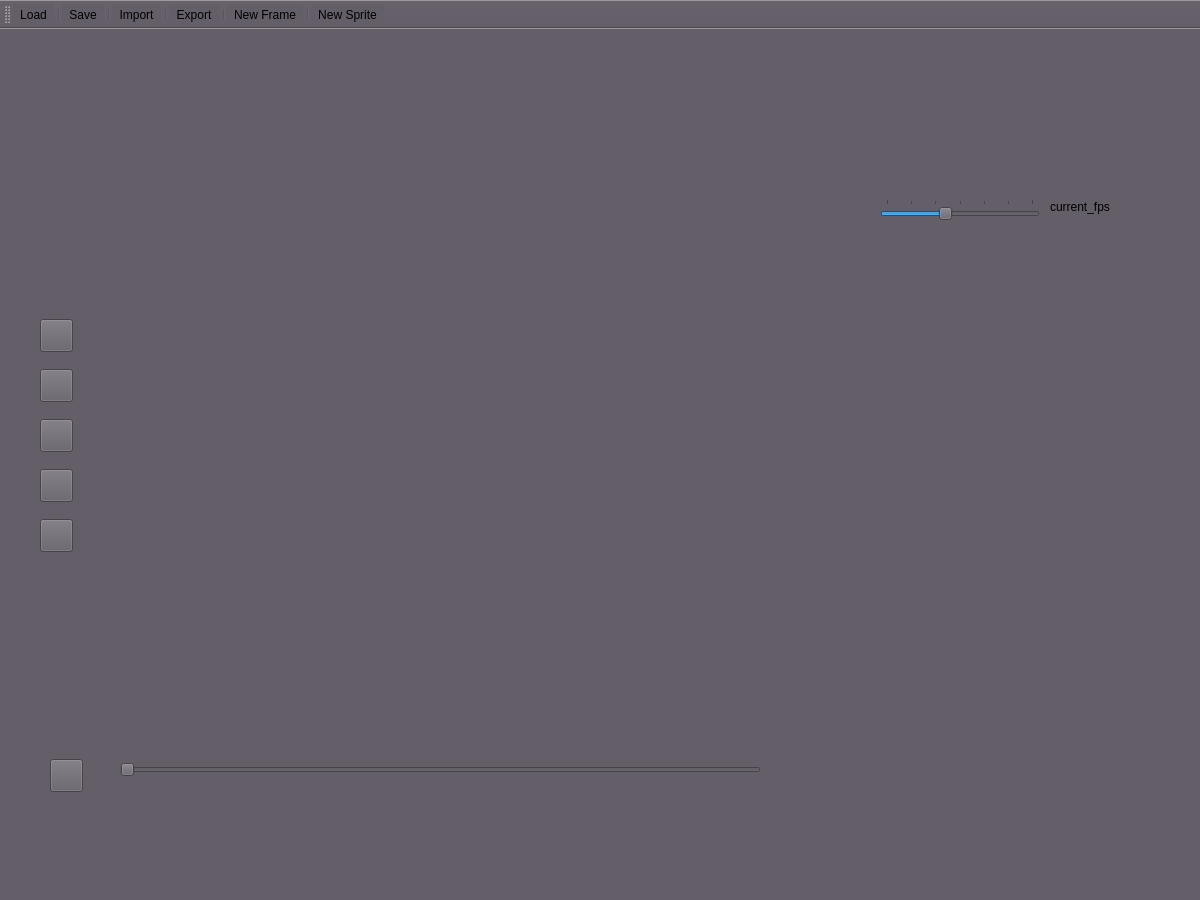
The window that SpriteCreator/mainwindow.ui (tmpope/qtSpriteEditor) describes before a commit, drawn with Qt 5.
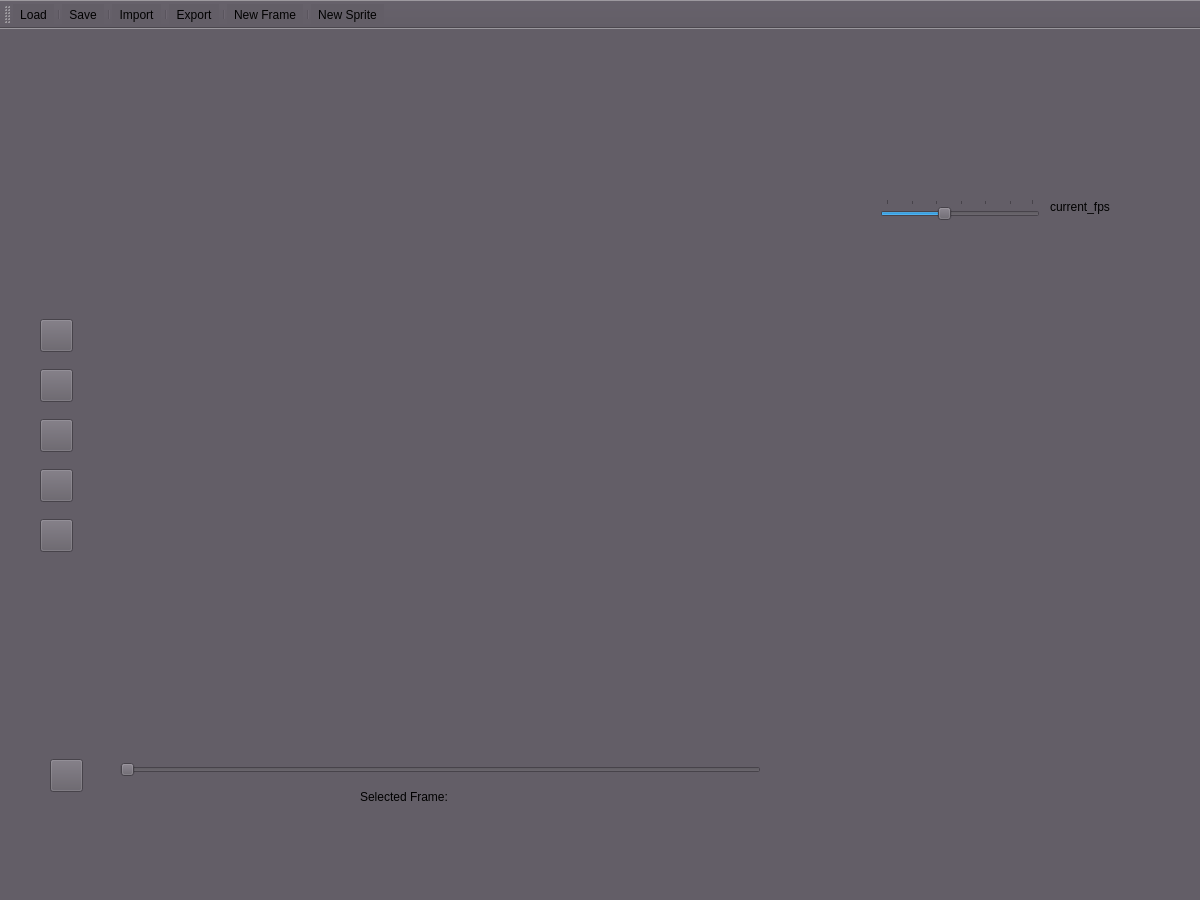
The same window after the commit. Icons and pictures are not drawn. Custom widgets are drawn as their Qt base class.

Commit message: Fixed the frame slider issue.

The edit to the form file:
```diff
--- a/SpriteCreator/mainwindow.ui
+++ b/SpriteCreator/mainwindow.ui
@@ -75,6 +75,9 @@
     <property name="acceptDrops">
      <bool>false</bool>
     </property>
+    <property name="minimum">
+     <number>1</number>
+    </property>
     <property name="maximum">
      <number>60</number>
     </property>
@@ -276,6 +279,19 @@
      <enum>Qt::Horizontal</enum>
     </property>
    </widget>
+   <widget class="QLabel" name="selectedFrameLabel">
+    <property name="geometry">
+     <rect>
+      <x>360</x>
+      <y>760</y>
+      <width>171</width>
+      <height>16</height>
+     </rect>
+    </property>
+    <property name="text">
+     <string>Selected Frame: </string>
+    </property>
+   </widget>
   </widget>
   <widget class="QStatusBar" name="statusbar"/>
   <widget class="QToolBar" name="pushButton">
```
The commit also changes 14 other files.
